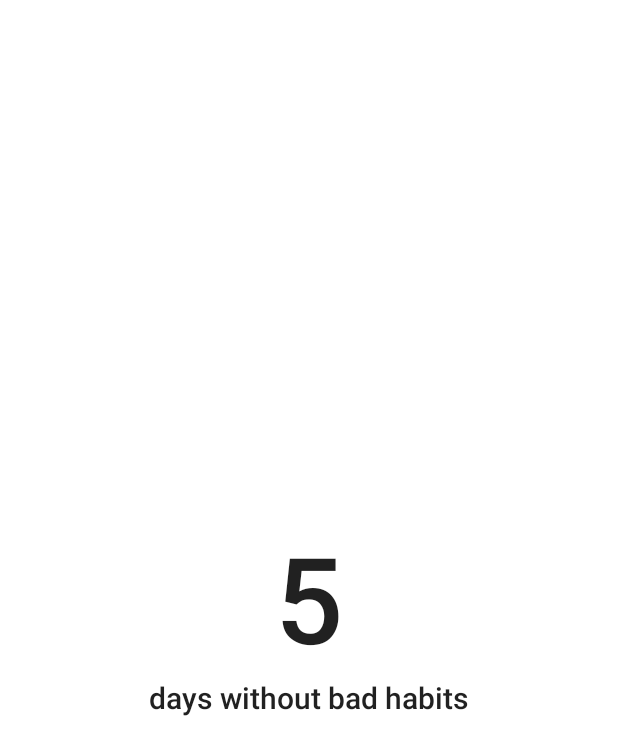
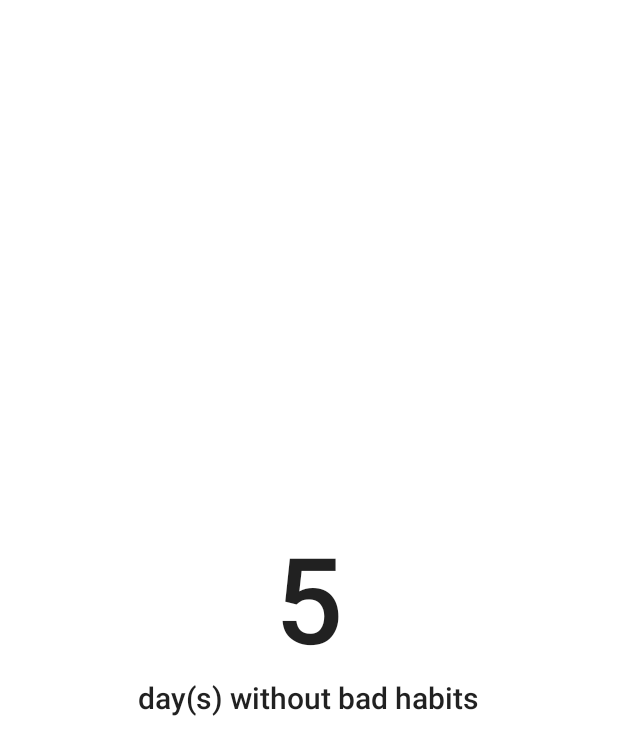
Before and after one commit to Ashwagandha-coder/TimerBadHabbits, an Android app: the layout activity_main.xml on its own in the app's theme, with its tools: preview values and no code run, on a phone screen of 412 x 824 dp. Shown: the top 755 px of the screen. Run offline under Robolectric (Android 15) with nearby library versions, the phone set to English and light mode, and no system bars.

Commit message:
small refactoring

```diff
--- a/app/src/main/java/com/timerbadhabbits/BindingData.kt
+++ b/app/src/main/java/com/timerbadhabbits/BindingData.kt
@@ -27,9 +27,7 @@ class BindingData(private val binding: ActivityMainBinding) {
     private fun paymentTime(time: Long): Long {
 
         val diff = System.currentTimeMillis() - time/1000
-
         val days = diff / (24 * 3600)
-
         return days
 
     }
--- a/app/src/main/res/layout/activity_main.xml
+++ b/app/src/main/res/layout/activity_main.xml
@@ -25,7 +25,7 @@
 
     <TextView
         android:id="@+id/tvBelowText"
-        android:text="days without bad habits"
+        android:text="@string/tvMainText"
         android:textAppearance="@style/TextAppearance.AppCompat.Title"
         android:layout_width="wrap_content"
         android:layout_height="wrap_content"/>
--- a/app/src/main/res/values/strings.xml
+++ b/app/src/main/res/values/strings.xml
@@ -1,3 +1,4 @@
 <resources>
     <string name="app_name">TimerBadHabbits</string>
+    <string name="tvMainText">day(s) without bad habits</string>
 </resources>
```
